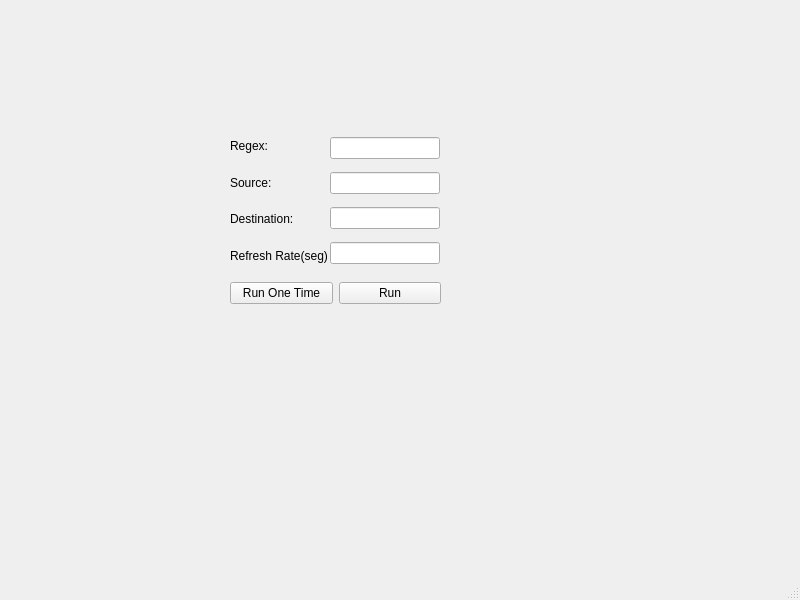
This is File Transfer Thales/ThalesFileTransfer/mainwindow.ui in Guizith/FileTransferApp as Qt 5 draws it before an edit. The edited form follows.
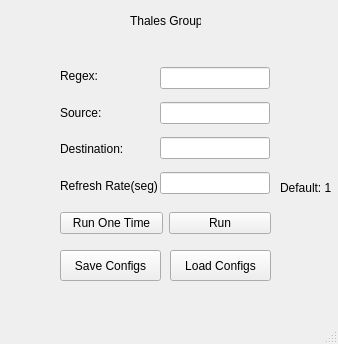
This is the edited form.

```diff
--- a/File Transfer Thales/ThalesFileTransfer/mainwindow.ui
+++ b/File Transfer Thales/ThalesFileTransfer/mainwindow.ui
@@ -6,19 +6,71 @@
    <rect>
     <x>0</x>
     <y>0</y>
-    <width>800</width>
-    <height>600</height>
+    <width>338</width>
+    <height>344</height>
    </rect>
   </property>
   <property name="windowTitle">
    <string>MainWindow</string>
   </property>
   <widget class="QWidget" name="centralwidget">
+   <widget class="QLabel" name="label_5">
+    <property name="geometry">
+     <rect>
+      <x>280</x>
+      <y>180</y>
+      <width>51</width>
+      <height>16</height>
+     </rect>
+    </property>
+    <property name="text">
+     <string>Default: 1</string>
+    </property>
+   </widget>
+   <widget class="QPushButton" name="Save_Button">
+    <property name="geometry">
+     <rect>
+      <x>60</x>
+      <y>250</y>
+      <width>101</width>
+      <height>31</height>
+     </rect>
+    </property>
+    <property name="text">
+     <string>Save Configs</string>
+    </property>
+   </widget>
+   <widget class="QPushButton" name="pushButton_2">
+    <property name="geometry">
+     <rect>
+      <x>170</x>
+      <y>250</y>
+      <width>101</width>
+      <height>31</height>
+     </rect>
+    </property>
+    <property name="text">
+     <string>Load Configs</string>
+    </property>
+   </widget>
+   <widget class="QLabel" name="label_6">
+    <property name="geometry">
+     <rect>
+      <x>130</x>
+      <y>10</y>
+      <width>71</width>
+      <height>21</height>
+     </rect>
+    </property>
+    <property name="text">
+     <string>Thales Group</string>
+    </property>
+   </widget>
    <widget class="QWidget" name="">
     <property name="geometry">
      <rect>
-      <x>230</x>
-      <y>130</y>
+      <x>60</x>
+      <y>60</y>
       <width>97</width>
       <height>141</height>
      </rect>
@@ -57,8 +109,8 @@
    <widget class="QWidget" name="">
     <property name="geometry">
      <rect>
-      <x>330</x>
-      <y>130</y>
+      <x>160</x>
+      <y>60</y>
       <width>110</width>
       <height>141</height>
      </rect>
@@ -85,8 +137,8 @@
    <widget class="QWidget" name="">
     <property name="geometry">
      <rect>
-      <x>230</x>
-      <y>280</y>
+      <x>60</x>
+      <y>210</y>
       <width>211</width>
       <height>26</height>
      </rect>
```
Left out of the diff: 2 changed lines with no effect on the pictures.
